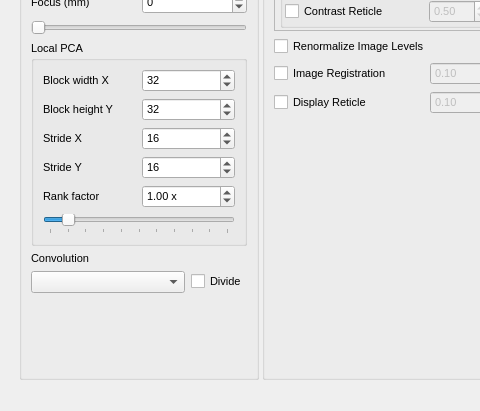
Old version of the form Ui/assets/ui/mainwindow.ui in the repository DigitalHolography/Holovibes; both pictures show x 0 to 480 and y 404 to 815 of the 1291 by 815 pixel window.
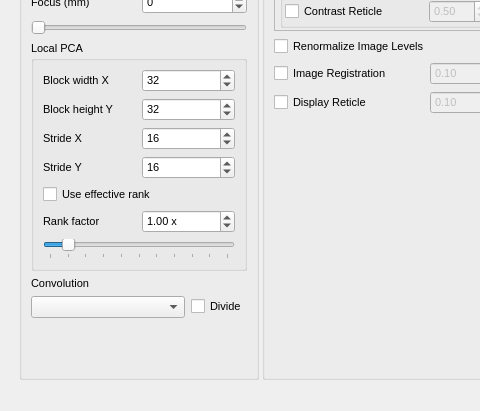
New version of the form. Custom widgets are drawn as their Qt base class.

Commit message: added effective rank setting for global_pca

Patch:
```diff
--- a/Ui/assets/ui/mainwindow.ui
+++ b/Ui/assets/ui/mainwindow.ui
@@ -593,10 +593,7 @@
              <property name="title">
               <string>Local PCA</string>
              </property>
-             <property name="toolTip">
-              <string>Remove the strongest components selected by effective rank in each spatial block. Average overlapping residuals; wrap blocks across image borders.</string>
-             </property>
-             <layout class="QGridLayout" name="localPcaLayout">
+             <layout class="QGridLayout" name="pcaLayout">
               <item row="0" column="0">
                <widget class="QLabel" name="PcaWidthXLabel">
                 <property name="text"><string>Block width X</string></property>
@@ -649,13 +646,19 @@
                 <property name="value"><number>16</number></property>
                </widget>
               </item>
-              <item row="4" column="0">
+              <item row="4" column="0" colspan="2">
+               <widget class="QCheckBox" name="PcaEffectiveRankCheckBox">
+                <property name="text"><string>Use effective rank</string></property>
+                <property name="toolTip"><string>Remove the strongest components across the full frame. P start and width select time samples from the reconstructed residual.</string></property>
+               </widget>
+              </item>
+              <item row="5" column="0">
                <widget class="QLabel" name="PcaRankFactorLabel">
                 <property name="text"><string>Rank factor</string></property>
                 <property name="toolTip"><string>Multiplier for the number of strongest components removed. 0 removes none; 1 uses the original effective rank; larger values remove more.</string></property>
                </widget>
               </item>
-              <item row="4" column="1">
+              <item row="5" column="1">
                <widget class="QDoubleSpinBox" name="PcaRankFactorSpinBox">
                 <property name="toolTip"><string>Removed components = ceil(factor x effective rank), limited to the time window. The multiplier is applied before rounding.</string></property>
                 <property name="keyboardTracking"><bool>false</bool></property>
@@ -666,7 +669,7 @@
                 <property name="value"><double>1.000000000000000</double></property>
                </widget>
               </item>
-              <item row="5" column="0" colspan="2">
+              <item row="6" column="0" colspan="2">
                <widget class="QSlider" name="PcaRankFactorSlider">
                 <property name="toolTip"><string>Adjust Local PCA component removal from 0 to 10 times the effective rank. Default: 1.</string></property>
                 <property name="maximum"><number>1000</number></property>
```
Left out of the diff: 4 changed lines with no effect on the pictures. The commit also changes 17 other files.
